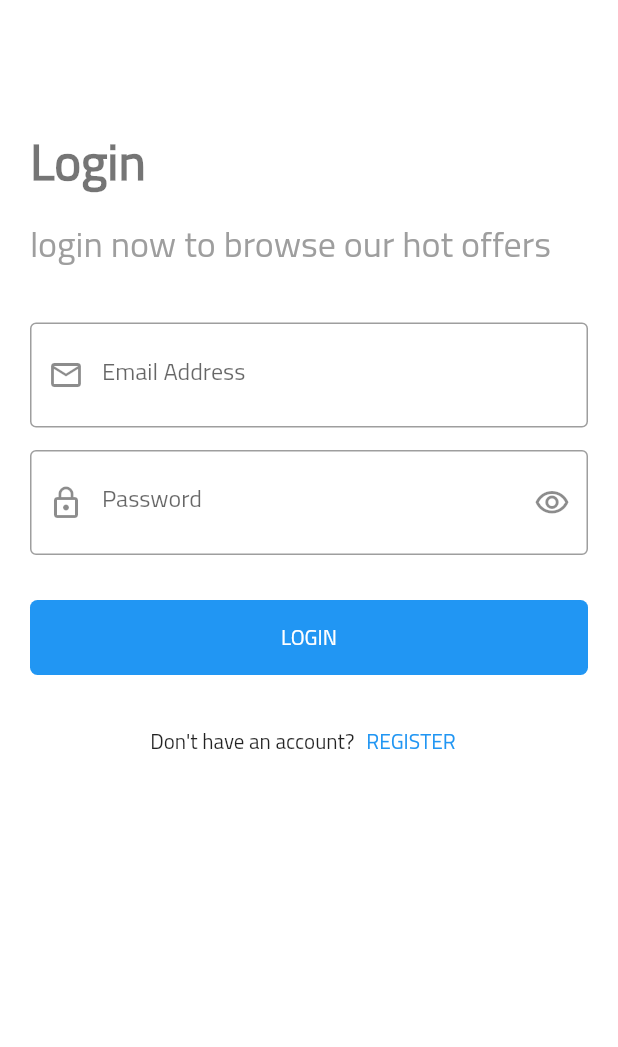
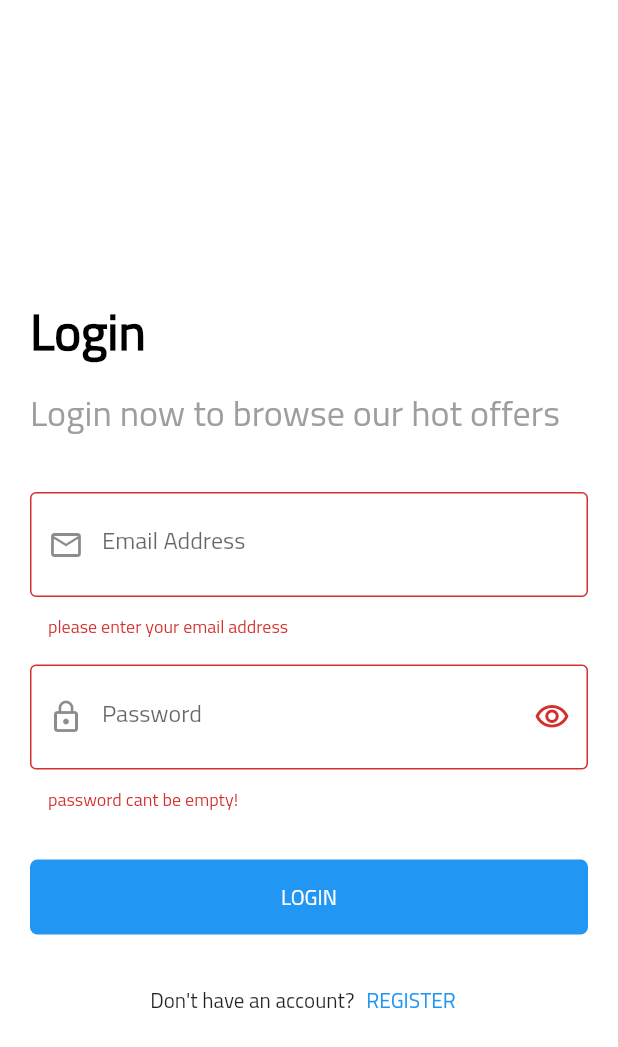
Before and after one commit to EslamShaban74/Shop_App2, a Flutter app: the screen it shows after launch, after a tap on "LOGIN", on a phone screen of 412 x 824 dp. Shown: the top 1047 px of the screen. Run offline on Flutter 3.47's test engine with Material 2 defaults, Android fonts, the phone set to English and light mode, and no system bars; our stand-ins replace bloc, conditional_builder, dio, flutter_bloc, hexcolor, smooth_page_indicator.

Commit message:
shop app

```diff
--- a/lib/main.dart
+++ b/lib/main.dart
@@ -1,8 +1,15 @@
+import 'package:bloc/bloc.dart';
 import 'package:flutter/material.dart';
 import 'package:shop_app/modules/login/login_screen.dart';
 import 'package:shop_app/modules/on_boarding/on_boarding_screen.dart';
+import 'package:shop_app/shared/bloc_observer.dart';
+import 'package:shop_app/shared/remote/dio_helper.dart';
 import 'package:shop_app/shared/styles/themes.dart';
-void main() {
+
+void main() async {
+  WidgetsFlutterBinding.ensureInitialized();
+  Bloc.observer = MyBlocObserver();
+  DioHelper.init();
   runApp(MyApp());
 }
 
@@ -14,7 +21,7 @@ class MyApp extends StatelessWidget {
       title: 'Shop App',
       theme: lightTheme,
       darkTheme: darkTheme,
-      home: LoginScreen(),
+      home: ShopLoginScreen(),
     );
   }
 }
--- /dev/null
+++ b/lib/modules/login/cubit/shop_login_cubit.dart
@@ -0,0 +1,32 @@
+import 'package:flutter/cupertino.dart';
+import 'package:flutter_bloc/flutter_bloc.dart';
+import 'package:shop_app/modules/login/cubit/shop_login_states.dart';
+import 'package:shop_app/shared/remote/dio_helper.dart';
+import 'package:shop_app/shared/remote/end_points.dart';
+
+class ShopLoginCubit extends Cubit<ShopLoginStates> {
+  ShopLoginCubit() : super(ShopLoginInitialState());
+
+  static ShopLoginCubit get(context) => BlocProvider.of(context);
+
+  void userLogin({
+    @required String email,
+    @required String password,
+  }) {
+    emit(ShopLoginLoadingState());
+
+    DioHelper.postData(
+      url: LOGIN,
+      data: {
+        'email': email,
+        'password': password,
+      },
+    ).then((value) {
+      print(value.data);
+      emit(ShopLoginSuccessState());
+    }).catchError((error) {
+      print(error.toString());
+      emit(ShopLoginErrorState(error.toString()));
+    });
+  }
+}
--- /dev/null
+++ b/lib/modules/login/cubit/shop_login_states.dart
@@ -0,0 +1,13 @@
+abstract class ShopLoginStates {}
+
+class ShopLoginInitialState extends ShopLoginStates {}
+
+class ShopLoginLoadingState extends ShopLoginStates {}
+
+class ShopLoginSuccessState extends ShopLoginStates {}
+
+class ShopLoginErrorState extends ShopLoginStates {
+  final String error;
+
+  ShopLoginErrorState(this.error);
+}
--- a/lib/modules/login/login_screen.dart
+++ b/lib/modules/login/login_screen.dart
@@ -1,17 +1,31 @@
+import 'package:conditional_builder/conditional_builder.dart';
 import 'package:flutter/material.dart';
-import 'package:shop_app/modules/register/register_screen.dart';
+import 'package:flutter_bloc/flutter_bloc.dart';
+import 'package:shop_app/modules/login/cubit/shop_login_cubit.dart';
+import 'package:shop_app/modules/login/cubit/shop_login_states.dart';
+import 'package:shop_app/modules/register/shop_register_screen.dart';
 import 'package:shop_app/shared/component/components.dart';
 
-class LoginScreen extends StatelessWidget {
+class ShopLoginScreen extends StatelessWidget {
+  var formKey = GlobalKey<FormState>();
   var emailController = TextEditingController();
   var passwordController = TextEditingController();
 
   @override
   Widget build(BuildContext context) {
+    return BlocProvider(
+        create: (context) => ShopLoginCubit(),
+        child: BlocConsumer<ShopLoginCubit, ShopLoginStates>(
+          listener: (context, state) {},
+          builder: (context, state) {
             return Scaffold(
               appBar: AppBar(),
-      body: Padding(
+              body: Center(
+                child: SingleChildScrollView(
+                  child: Padding(
                     padding: const EdgeInsets.all(20.0),
+                    child: Form(
+                      key: formKey,
                       child: Column(
                         crossAxisAlignment: CrossAxisAlignment.start,
                         children: [
@@ -20,10 +34,12 @@ class LoginScreen extends StatelessWidget {
                             style: Theme.of(context)
                                 .textTheme
                                 .headline4
-                  .copyWith(fontWeight: FontWeight.bold),
+                                .copyWith(
+                                    fontWeight: FontWeight.bold,
+                                    color: Colors.black),
                           ),
                           Text(
-              'login now to browse our hot offers ',
+                            'Login now to browse our hot offers ',
                             style: Theme.of(context)
                                 .textTheme
                                 .headline5
@@ -43,31 +59,62 @@ class LoginScreen extends StatelessWidget {
                           SizedBox(height: 15.0),
                           defaultFormField(
                               controller: passwordController,
+
+                              onSubmit: (value) {
+                                if (formKey.currentState.validate()) {
+                                  ShopLoginCubit.get(context).userLogin(
+                                      email: emailController.text,
+                                      password: passwordController.text);
+                                }
+                              },
                               type: TextInputType.visiblePassword,
                               validate: (String value) {
-                  if(value.isEmpty){
+                                if (value.isEmpty) {
                                   return 'password cant be empty!';
+                                } else if (value.length < 5) {
+                                  return ' password is to short !';
                                 }
                               },
                               label: 'Password',
+                              isPassword: true,
                               prefix: Icons.lock_outline,
                               suffix: Icons.visibility_outlined,
                               suffixPressed: () {}),
                           SizedBox(height: 30.0),
-            defaultButton(function: () {}, text: 'Login'),
+                          ConditionalBuilder(
+                            condition: state is! ShopLoginLoadingState,
+                            builder: (context) => defaultButton(
+                                function: () {
+                                  if (formKey.currentState.validate()) {
+                                    ShopLoginCubit.get(context).userLogin(
+                                        email: emailController.text,
+                                        password: passwordController.text);
+                                  }
+                                },
+                                text: 'Login'),
+                            fallback: (context) =>
+                                Center(child: CircularProgressIndicator()),
+                          ),
                           SizedBox(height: 20.0),
                           Row(
                             mainAxisAlignment: MainAxisAlignment.center,
                             children: [
                               Text('Don\'t have an account?'),
-                defaultTextButton(function: (){
-                  navigateTo(context, RegisterScreen());
-                }, text: 'register')
+                              defaultTextButton(
+                                  function: () {
+                                    navigateTo(context, ShopRegisterScreen());
+                                  },
+                                  text: 'register')
                             ],
                           ),
                         ],
                       ),
                     ),
+                  ),
+                ),
+              ),
             );
+          },
+        ));
   }
 }
--- a/lib/modules/on_boarding/on_boarding_screen.dart
+++ b/lib/modules/on_boarding/on_boarding_screen.dart
@@ -48,7 +48,7 @@ class _OnBoardingScreenState extends State<OnBoardingScreen> {
           actions: [
             defaultTextButton(
                 function: () {
-                  navigateAndFinish(context, LoginScreen());
+                  navigateAndFinish(context, ShopLoginScreen());
                 },
                 text: 'skip')
           ],
@@ -96,7 +96,7 @@ class _OnBoardingScreenState extends State<OnBoardingScreen> {
                   FloatingActionButton(
                     onPressed: () {
                       if (isLast) {
-                        navigateAndFinish(context, LoginScreen());
+                        navigateAndFinish(context, ShopLoginScreen());
                       } else {
                         boardController.nextPage(
                           duration: Duration(milliseconds: 750),
--- a/lib/modules/register/register_screen.dart
+++ b/lib/modules/register/shop_register_screen.dart
@@ -1,6 +1,6 @@
 import 'package:flutter/material.dart';
 
-class RegisterScreen extends StatelessWidget {
+class ShopRegisterScreen extends StatelessWidget {
   @override
   Widget build(BuildContext context) {
     return Scaffold();
--- /dev/null
+++ b/lib/shared/remote/dio_helper.dart
@@ -0,0 +1,47 @@
+import 'package:dio/dio.dart';
+import 'package:flutter/cupertino.dart';
+
+class DioHelper {
+  static Dio dio;
+
+  static init() {
+    dio = Dio(BaseOptions(
+        baseUrl: 'https://student.valuxapps.com/api/',
+        receiveDataWhenStatusError: true,
+        headers: {'Content-Type': 'application/json'}));
+  }
+
+  static Future<Response> getData({
+    @required String url,
+    @required Map<String, dynamic> query,
+    String lang = 'ar',
+    String token,
+  }) async {
+    dio.options.headers = {
+      'lang': lang,
+      'Authorization': token,
+    };
+    return await dio.get(
+      url,
+      queryParameters: query,
+    );
+  }
+
+  static Future<Response> postData({
+    @required String url,
+    Map<String, dynamic> query,
+    @required Map<String, dynamic> data,
+    String lang = 'ar',
+    String token,
+  }) async {
+    dio.options.headers = {
+      'lang': lang,
+      'Authorization': token,
+    };
+    return dio.post(
+      url,
+      queryParameters: query,
+      data: data,
+    );
+  }
+}
--- /dev/null
+++ b/lib/shared/remote/end_points.dart
@@ -0,0 +1 @@
+const LOGIN = 'login';
```
Also changed, not shown: lib/shared/bloc_observer.dart (added, +27 -0 lines). Lines whose indentation alone changed are shown as unchanged.
